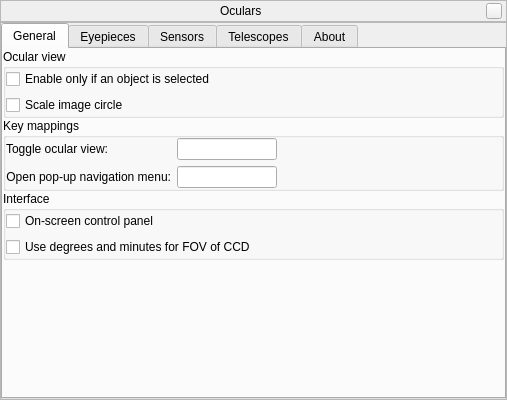
Before: the Qt Designer form plugins/Oculars/src/gui/ocularDialog.ui in 519984307/stellarium_src, drawn with Qt 5.
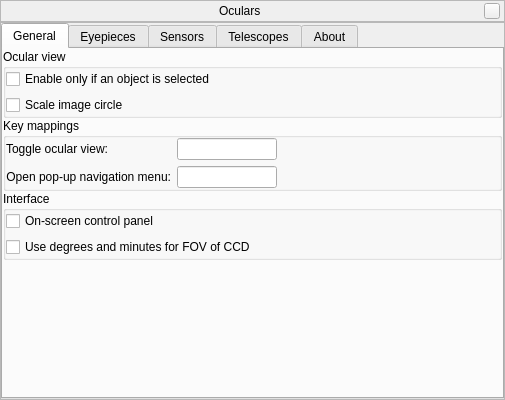
After: the same form once the commit is applied. Icons and pictures are not drawn. Custom widgets are drawn as their Qt base class.

Diff of the .ui file:
```diff
--- a/plugins/Oculars/src/gui/ocularDialog.ui
+++ b/plugins/Oculars/src/gui/ocularDialog.ui
@@ -6,7 +6,7 @@
    <rect>
     <x>0</x>
     <y>0</y>
-    <width>507</width>
+    <width>505</width>
     <height>400</height>
    </rect>
   </property>
```
Left out of the diff: 31 changed lines with no effect on the pictures.
